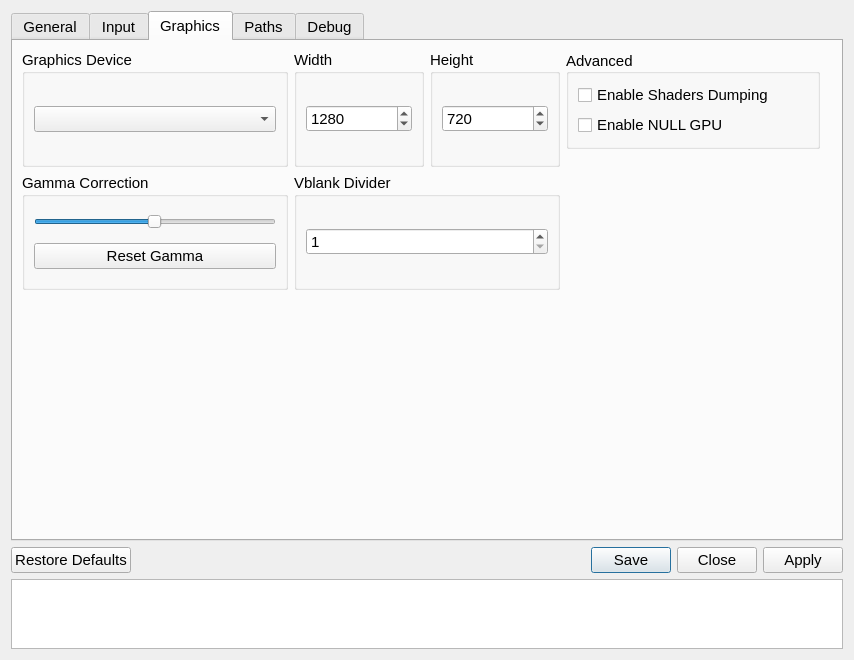
Before: the Qt Designer form src/qt_gui/settings_dialog.ui in shadps4-emu/shadPS4, drawn with Qt 5.
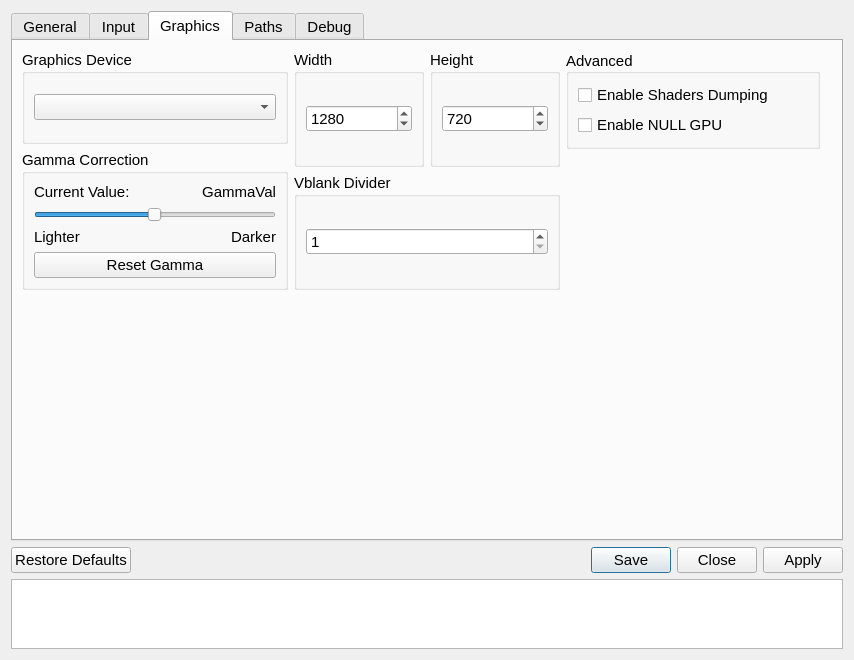
After: the same form once the commit is applied. The open tabs and pages were chosen to show the change. Icons and pictures are not drawn.

Commit message: Added value labels as well as lighter/darker labels

```diff
--- a/src/qt_gui/settings_dialog.ui
+++ b/src/qt_gui/settings_dialog.ui
@@ -901,7 +901,28 @@
               <property name="title">
                <string>Gamma Correction</string>
               </property>
-              <layout class="QVBoxLayout" name="verticalLayout_9">
+              <layout class="QVBoxLayout" name="verticalLayout_2">
+               <item>
+                <layout class="QHBoxLayout" name="horizontalLayout_5">
+                 <item>
+                  <widget class="QLabel" name="label_4">
+                   <property name="text">
+                    <string>Current Value:</string>
+                   </property>
+                  </widget>
+                 </item>
+                 <item>
+                  <widget class="QLabel" name="GammaLabel">
+                   <property name="text">
+                    <string>GammaVal</string>
+                   </property>
+                   <property name="alignment">
+                    <set>Qt::AlignmentFlag::AlignLeft|Qt::AlignmentFlag::AlignTrailing|Qt::AlignmentFlag::AlignVCenter</set>
+                   </property>
+                  </widget>
+                 </item>
+                </layout>
+               </item>
                <item>
                 <widget class="QSlider" name="GammaSlider">
                  <property name="minimum">
@@ -916,8 +937,35 @@
                  <property name="orientation">
                   <enum>Qt::Orientation::Horizontal</enum>
                  </property>
+                 <property name="invertedAppearance">
+                  <bool>false</bool>
+                 </property>
+                 <property name="invertedControls">
+                  <bool>false</bool>
+                 </property>
                 </widget>
                </item>
+               <item>
+                <layout class="QHBoxLayout" name="horizontalLayout">
+                 <item>
+                  <widget class="QLabel" name="label_3">
+                   <property name="text">
+                    <string>Lighter</string>
+                   </property>
+                  </widget>
+                 </item>
+                 <item>
+                  <widget class="QLabel" name="label_2">
+                   <property name="text">
+                    <string>Darker</string>
+                   </property>
+                   <property name="alignment">
+                    <set>Qt::AlignmentFlag::AlignRight|Qt::AlignmentFlag::AlignTrailing|Qt::AlignmentFlag::AlignVCenter</set>
+                   </property>
+                  </widget>
+                 </item>
+                </layout>
+               </item>
                <item>
                 <widget class="QPushButton" name="ResetGammaButton">
                  <property name="text">
```
The commit also changes 1 other file.
